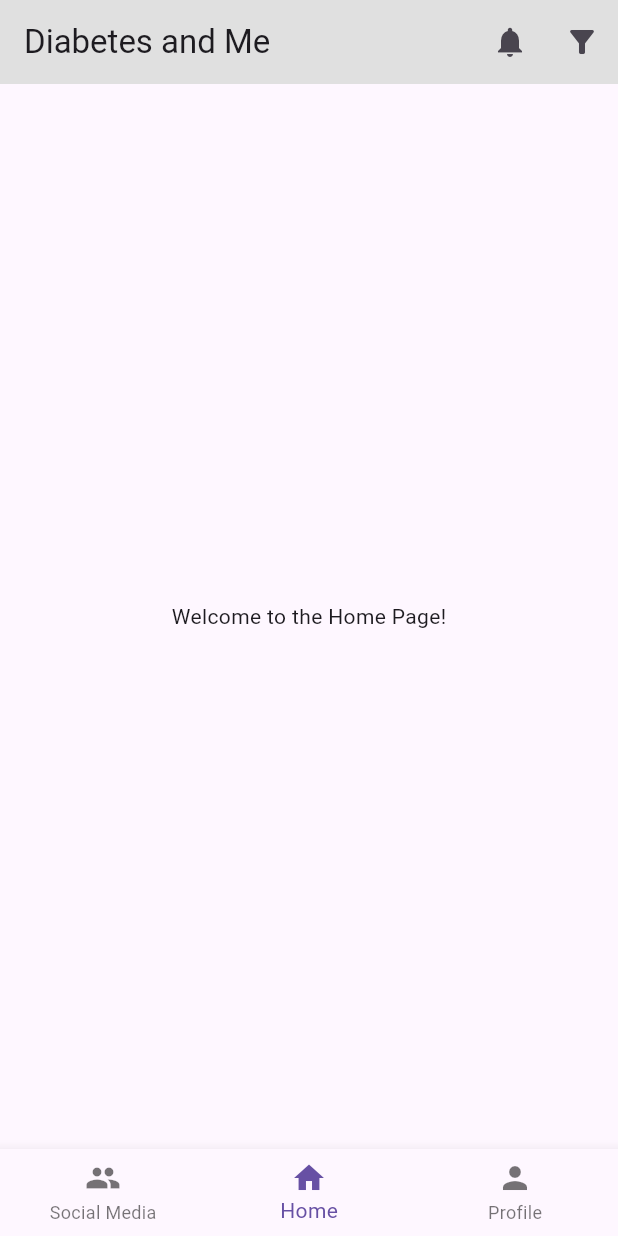
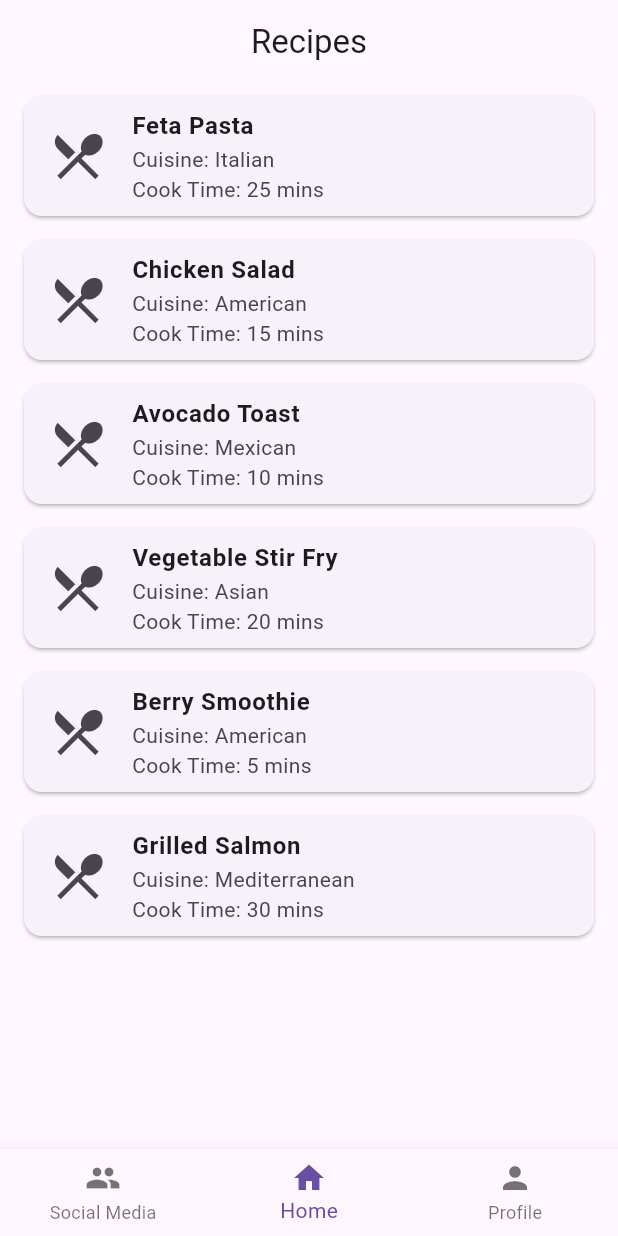
Before and after one commit to abhinavsrinivasan/DiabetesAndMe, a Flutter app: the screen it shows after launch, on a phone screen of 412 x 824 dp. Run offline on Flutter 3.47's test engine with Material 3 defaults, Android fonts, the phone set to English and light mode, and no system bars.

Commit message:
added stufft to home screen

```diff
--- a/diabetes_recipe_app/lib/Views/homescreenRecipes_view.dart
+++ b/diabetes_recipe_app/lib/Views/homescreenRecipes_view.dart
@@ -0,0 +1,85 @@
+import 'package:flutter/material.dart';
+import '../models/recipe_model.dart';
+import '../presenters/filter_presenter.dart';
+
+class HomeScreenRecipesView extends StatelessWidget {
+  final FilterPresenter presenter;
+
+  HomeScreenRecipesView({required this.presenter});
+
+  @override
+  Widget build(BuildContext context) {
+    // Get the first six recipes or fewer if the list is smaller
+    final recipes = presenter.getFilteredRecipes().take(6).toList();
+
+    return Scaffold(
+      appBar: AppBar(
+        title: Text("Recipes"),
+        centerTitle: true,
+      ),
+      body: ListView.builder(
+        itemCount: recipes.length,
+        itemBuilder: (context, index) {
+          final recipe = recipes[index];
+          return Card(
+            margin: EdgeInsets.symmetric(vertical: 8, horizontal: 16),
+            child: ListTile(
+              leading: Icon(Icons.restaurant_menu, size: 40), // Placeholder for an image
+              title: Text(recipe.title, style: TextStyle(fontWeight: FontWeight.bold)),
+              subtitle: Text("Cuisine: ${recipe.cuisine}\nCook Time: ${recipe.cookTime} mins"),
+              onTap: () {
+                // Navigate to a detailed recipe page (optional placeholder)
+                Navigator.push(
+                  context,
+                  MaterialPageRoute(
+                    builder: (context) => RecipeDetailsView(recipe: recipe),
+                  ),
+                );
+              },
+            ),
+          );
+        },
+      ),
+    );
+  }
+}
+
+// A simple placeholder for the detailed recipe view
+class RecipeDetailsView extends StatelessWidget {
+  final Recipe recipe;
+
+  RecipeDetailsView({required this.recipe});
+
+  @override
+  Widget build(BuildContext context) {
+    return Scaffold(
+      appBar: AppBar(
+        title: Text(recipe.title),
+      ),
+      body: Padding(
+        padding: const EdgeInsets.all(16.0),
+        child: Column(
+          crossAxisAlignment: CrossAxisAlignment.start,
+          children: [
+            Text(
+              recipe.title,
+              style: TextStyle(fontSize: 24, fontWeight: FontWeight.bold),
+            ),
+            SizedBox(height: 8),
+            Text("Cuisine: ${recipe.cuisine}", style: TextStyle(fontSize: 16)),
+            SizedBox(height: 8),
+            Text("Cook Time: ${recipe.cookTime} mins", style: TextStyle(fontSize: 16)),
+            SizedBox(height: 16),
+            Text("Ingredients:", style: TextStyle(fontSize: 18, fontWeight: FontWeight.bold)),
+            for (var ingredient in recipe.ingredients)
+              Text("- $ingredient", style: TextStyle(fontSize: 16)),
+            SizedBox(height: 16),
+            Text("Preparation Steps:", style: TextStyle(fontSize: 18, fontWeight: FontWeight.bold)),
+            for (var step in recipe.preparationSteps)
+              Text("- $step", style: TextStyle(fontSize: 16)),
+          ],
+        ),
+      ),
+    );
+  }
+}
--- a/diabetes_recipe_app/lib/main.dart
+++ b/diabetes_recipe_app/lib/main.dart
@@ -1,10 +1,10 @@
 import 'package:flutter/material.dart';
 import 'models/user_model.dart';
-import 'models/recipe_model.dart'; // Consistent lowercase import
+import 'models/recipe_model.dart';
 import 'presenters/profile_presenter.dart';
-import 'presenters/filter_presenter.dart'; // Consistent lowercase import
+import 'presenters/filter_presenter.dart';
+import 'views/homescreenRecipes_view.dart'; // Import the new view
 import 'views/profileHealth_view.dart';
-import 'views/home_view.dart';
 
 void main() {
   runApp(MyApp());
@@ -65,6 +65,42 @@
         "Step 3: Sprinkle with salt."
       ],
     ),
+    Recipe(
+      title: "Vegetable Stir Fry",
+      cuisine: "Asian",
+      cookTime: 20,
+      macros: {"carbs": 15, "sugar": 3},
+      ingredients: ["Broccoli", "Carrots", "Soy Sauce", "Garlic"],
+      preparationSteps: [
+        "Step 1: Heat oil in a pan.",
+        "Step 2: Add vegetables and stir-fry for 5 minutes.",
+        "Step 3: Add soy sauce and cook for another 5 minutes."
+      ],
+    ),
+    Recipe(
+      title: "Berry Smoothie",
+      cuisine: "American",
+      cookTime: 5,
+      macros: {"carbs": 18, "sugar": 12},
+      ingredients: ["Berries", "Yogurt", "Honey"],
+      preparationSteps: [
+        "Step 1: Combine all ingredients in a blender.",
+        "Step 2: Blend until smooth.",
+        "Step 3: Serve chilled."
+      ],
+    ),
+    Recipe(
+      title: "Grilled Salmon",
+      cuisine: "Mediterranean",
+      cookTime: 30,
+      macros: {"carbs": 5, "sugar": 1},
+      ingredients: ["Salmon", "Olive Oil", "Garlic", "Lemon"],
+      preparationSteps: [
+        "Step 1: Marinate salmon with olive oil, garlic, and lemon.",
+        "Step 2: Preheat grill to medium heat.",
+        "Step 3: Grill salmon for 10-15 minutes per side."
+      ],
+    ),
   ];
 
   @override
@@ -99,7 +135,7 @@
     super.initState();
     _pages = [
       Center(child: Text("Social Media")), // Placeholder for Social Media page
-      HomeView(presenter: widget.filterPresenter), // Pass FilterPresenter to HomeView
+      HomeScreenRecipesView(presenter: widget.filterPresenter), // Updated to new HomeScreenRecipesView
       ProfileView(presenter: widget.profilePresenter), // Pass ProfilePresenter to ProfileView
     ];
   }
```
Also changed, not shown: 1 other file.
